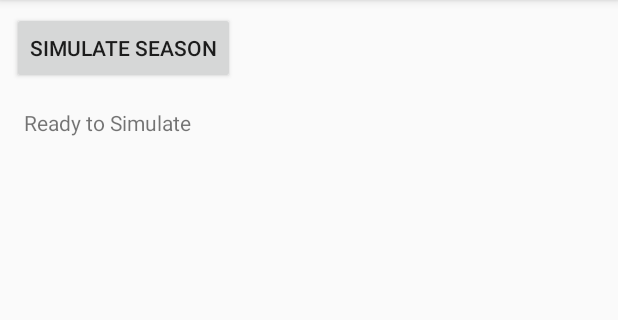
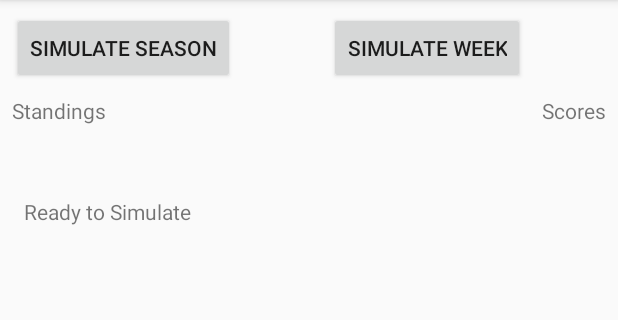
Before and after one commit to patpatchpatrick/NFLSeasonSimulator, an Android app: the screen it shows after launch (MainActivity), on a phone screen of 412 x 824 dp, the part 84-404 px from its top. Run offline under Robolectric (Android 15) with nearby library versions, the phone set to English and light mode, and no system bars; our stand-ins replace Dagger/Hilt's generated code, RxJava.

Commit message:
Add weekly simulation and display scores

```diff
--- a/app/src/main/java/io/github/patpatchpatrick/nflseasonsim/MainActivity.java
+++ b/app/src/main/java/io/github/patpatchpatrick/nflseasonsim/MainActivity.java
@@ -1,10 +1,6 @@
 package io.github.patpatchpatrick.nflseasonsim;
 
-import android.content.ContentResolver;
-import android.content.Context;
 import android.content.SharedPreferences;
-import android.database.Cursor;
-import android.os.Handler;
 import android.preference.PreferenceManager;
 import android.support.v7.app.AppCompatActivity;
 import android.os.Bundle;
@@ -12,20 +8,15 @@ import android.view.View;
 import android.widget.Button;
 import android.widget.TextView;
 
-import java.util.ArrayList;
-
-import javax.inject.Inject;
-
-import io.github.patpatchpatrick.nflseasonsim.data.SeasonSimContract;
-import io.github.patpatchpatrick.nflseasonsim.data.SimulatorModel;
 import io.github.patpatchpatrick.nflseasonsim.mvp_utils.SimulatorMvpContract;
 import io.github.patpatchpatrick.nflseasonsim.presenter.SimulatorPresenter;
-import io.github.patpatchpatrick.nflseasonsim.season_resources.Team;
 
 public class MainActivity extends AppCompatActivity implements SimulatorMvpContract.SimulatorView {
 
     Button mSimulateSeason;
-    TextView mTextView;
+    Button mSimulateWeek;
+    TextView mStandingsTextView;
+    TextView mScoresTextView;
     private SimulatorPresenter mPresenter;
     private SharedPreferences mSharedPreferences;
 
@@ -35,8 +26,10 @@ public class MainActivity extends AppCompatActivity implements SimulatorMvpContr
         super.onCreate(savedInstanceState);
         setContentView(R.layout.activity_main);
 
-        mTextView = (TextView) findViewById(R.id.test_dagger_text_view);
+        mStandingsTextView = (TextView) findViewById(R.id.standings_text_view);
+        mScoresTextView = (TextView) findViewById(R.id.scores_text_view);
         mSimulateSeason = (Button) findViewById(R.id.simulate_season_button);
+        mSimulateWeek = (Button) findViewById(R.id.simulate_week_button);
 
         //TODO inject presenter instead of instantiating it
         SimulatorPresenter presenter = new SimulatorPresenter(this);
@@ -46,20 +39,30 @@ public class MainActivity extends AppCompatActivity implements SimulatorMvpContr
         //If already initialized, load season from the database
         if (!SimulatorPresenter.seasonIsInitialized()) {
             mSimulateSeason.setEnabled(false);
-            mTextView.setText(getString(R.string.loading));
+            mSimulateWeek.setEnabled(false);
+            mStandingsTextView.setText(getString(R.string.loading));
             mPresenter.initializeSeason();
         } else {
             mSimulateSeason.setEnabled(false);
-            mTextView.setText(getString(R.string.loading));
+            mStandingsTextView.setText(getString(R.string.loading));
             mPresenter.loadSeasonFromDatabase();
         }
 
         mSimulateSeason.setOnClickListener(new View.OnClickListener() {
             @Override
             public void onClick(View view) {
-                mTextView.setText(getString(R.string.loading));
+                mStandingsTextView.setText(getString(R.string.loading));
                 mSimulateSeason.setEnabled(false);
                 mPresenter.simulateSeason();
+            }
+        });
+
+        mSimulateWeek.setOnClickListener(new View.OnClickListener() {
+            @Override
+            public void onClick(View view) {
+                mStandingsTextView.setText(getString(R.string.loading));
+                mSimulateWeek.setEnabled(false);
+                mPresenter.simulateWeek();
             }
         });
 
@@ -97,7 +100,8 @@ public class MainActivity extends AppCompatActivity implements SimulatorMvpContr
             public void run() {
 
                 mSimulateSeason.setEnabled(true);
-                mTextView.setText(getString(R.string.ready_to_simulate));
+                mSimulateWeek.setEnabled(true);
+                mStandingsTextView.setText(getString(R.string.ready_to_simulate));
                 setSeasonInitializedPreference();
             }
         });
@@ -106,14 +110,25 @@ public class MainActivity extends AppCompatActivity implements SimulatorMvpContr
     @Override
     public void onSeasonLoadedFromDb() {
         mSimulateSeason.setEnabled(true);
-        mTextView.setText(getString(R.string.ready_to_simulate));
+        mSimulateWeek.setEnabled(true);
+        mStandingsTextView.setText(getString(R.string.ready_to_simulate));
     }
 
     @Override
     public void onDisplayStandings(String standings) {
+        //Callback received from presenter to display standings after they are loaded
         mSimulateSeason.setEnabled(true);
-        mTextView.setText(standings);
+        mSimulateWeek.setEnabled(true);
+        mStandingsTextView.setText(standings);
 
+    }
+
+    @Override
+    public void onDisplayScores(String scores) {
+        //Callback received from presenter to display scores after they are loaded
+        mSimulateSeason.setEnabled(true);
+        mSimulateWeek.setEnabled(true);
+        mScoresTextView.setText(scores + mScoresTextView.getText());
     }
 
 
--- a/app/src/main/java/io/github/patpatchpatrick/nflseasonsim/data/SimulatorModel.java
+++ b/app/src/main/java/io/github/patpatchpatrick/nflseasonsim/data/SimulatorModel.java
@@ -38,9 +38,11 @@ public class SimulatorModel implements SimulatorMvpContract.SimulatorModel {
 
     private CompositeDisposable mCompositeDisposable;
 
-    public static final int QUERY_PLAYOFF = 1;
-    public static final int QUERY_REGULAR = 2;
-    public static final int QUERY_LOAD_SEASON = 3;
+    public static final int QUERY_STANDINGS_PLAYOFF = 1;
+    public static final int QUERY_STANDINGS_REGULAR = 2;
+    public static final int QUERY_STANDINGS_LOAD_SEASON = 3;
+
+    public static final int QUERY_MATCHES_ALL = 0;
 
     private Scheduler mScheduler;
 
@@ -101,7 +103,6 @@ public class SimulatorModel implements SimulatorMvpContract.SimulatorModel {
         });
 
 
-
     }
 
     @Override
@@ -115,9 +116,9 @@ public class SimulatorModel implements SimulatorMvpContract.SimulatorModel {
 
         ArrayList<Match> seasonMatches = new ArrayList<>();
         int weekNumber = 1;
-        while (weekNumber <= 17){
+        while (weekNumber <= 17) {
             ArrayList<Match> weekMatches = schedule.getWeek(weekNumber).getMatches();
-            for (Match match: weekMatches){
+            for (Match match : weekMatches) {
                 seasonMatches.add(match);
             }
             weekNumber++;
@@ -159,7 +160,6 @@ public class SimulatorModel implements SimulatorMvpContract.SimulatorModel {
                 mPresenter.matchesInserted(schedule);
             }
         });
-
 
 
     }
@@ -233,7 +233,7 @@ public class SimulatorModel implements SimulatorMvpContract.SimulatorModel {
 
         ArrayList<Team> teamArrayList = new ArrayList<>();
 
-        for (String teamName : teamList.keySet()){
+        for (String teamName : teamList.keySet()) {
             teamArrayList.add(teamList.get(teamName));
         }
 
@@ -336,7 +336,6 @@ public class SimulatorModel implements SimulatorMvpContract.SimulatorModel {
         });
 
 
-
     }
 
 
@@ -362,7 +361,7 @@ public class SimulatorModel implements SimulatorMvpContract.SimulatorModel {
 
                 int rowsUpdated = contentResolver.update(uri, values, null, null);
 
-                Log.d("Thread: " , "" + Thread.currentThread().getName());
+                Log.d("Thread: ", "" + Thread.currentThread().getName());
 
                 return rowsUpdated;
             }
@@ -451,7 +450,7 @@ public class SimulatorModel implements SimulatorMvpContract.SimulatorModel {
     }
 
     @Override
-    public void queryMatches() {
+    public void queryMatches(final int weekNumber) {
 
         //Query the matches/schedule from the database
 
@@ -468,9 +467,28 @@ public class SimulatorModel implements SimulatorMvpContract.SimulatorModel {
                         MatchEntry.COLUMN_MATCH_WEEK,
                         MatchEntry.COLUMN_MATCH_COMPLETE,
                 };
-                Cursor matchesCursor = contentResolver.query(MatchEntry.CONTENT_URI, matchesProjection,
-                        null, null,
-                        null);
+
+                Cursor matchesCursor;
+
+                //Either query all matches or query matches for a specific week, depending on the
+                //input weekNumber integer that was given
+
+                if (weekNumber == QUERY_MATCHES_ALL) {
+
+                    matchesCursor = contentResolver.query(MatchEntry.CONTENT_URI, matchesProjection,
+                            null, null,
+                            null);
+                } else {
+
+                    String selection = MatchEntry.COLUMN_MATCH_WEEK + "=?";
+                    String[] selectionArgs = new String[]{String.valueOf(weekNumber)};
+
+                    matchesCursor = contentResolver.query(MatchEntry.CONTENT_URI, matchesProjection,
+                            selection, selectionArgs,
+                            null);
+
+                }
+
                 return matchesCursor;
             }
         });
@@ -483,7 +501,7 @@ public class SimulatorModel implements SimulatorMvpContract.SimulatorModel {
 
             @Override
             public void onNext(Cursor matchesCursor) {
-                mPresenter.matchesQueried(matchesCursor);
+                mPresenter.matchesQueried(weekNumber, matchesCursor);
             }
 
             @Override
--- a/app/src/main/java/io/github/patpatchpatrick/nflseasonsim/mvp_utils/SimulatorMvpContract.java
+++ b/app/src/main/java/io/github/patpatchpatrick/nflseasonsim/mvp_utils/SimulatorMvpContract.java
@@ -17,6 +17,7 @@ public interface SimulatorMvpContract {
 
         // button events
         void onDisplayStandings(String standings);
+        void onDisplayScores(String scores);
         void onSeasonInitialized();
         void onSeasonLoadedFromDb();
     }
@@ -28,7 +29,7 @@ public interface SimulatorMvpContract {
         void loadSeasonFromDatabase();
         void teamsInserted();
         void matchesInserted(Schedule schedule);
-        void matchesQueried(Cursor matchesCursor);
+        void matchesQueried(int queryType, Cursor matchesCursor);
         void standingsUpdated(int queryType, Cursor standingsCursor);
         void destroyPresenter();
     }
@@ -41,7 +42,7 @@ public interface SimulatorMvpContract {
         void updateMatch(Match match, Uri uri);
         void updateTeam(Team team, Uri uri);
         void queryStandings(int queryType);
-        void queryMatches();
+        void queryMatches(int weekNumber);
         void destroyModel();
 
     }
--- a/app/src/main/res/layout/activity_main.xml
+++ b/app/src/main/res/layout/activity_main.xml
@@ -7,38 +7,104 @@
     tools:context=".MainActivity">
 
     <Button
+        android:id="@+id/simulate_week_button"
+        android:layout_width="wrap_content"
+        android:layout_height="wrap_content"
+        android:layout_marginEnd="8dp"
+        android:layout_marginLeft="8dp"
+        android:layout_marginRight="8dp"
+        android:layout_marginStart="8dp"
+        android:layout_marginTop="8dp"
+        android:text="Simulate Week"
+        app:layout_constraintEnd_toEndOf="parent"
+        app:layout_constraintStart_toEndOf="@+id/simulate_season_button"
+        app:layout_constraintTop_toTopOf="parent" />
+
+    <Button
         android:id="@+id/simulate_season_button"
         android:layout_width="wrap_content"
         android:layout_height="wrap_content"
         android:layout_marginLeft="8dp"
         android:layout_marginStart="8dp"
         android:layout_marginTop="8dp"
+        android:enabled="true"
         android:text="Simulate Season"
-        android:enabled="true"
         app:layout_constraintStart_toStartOf="parent"
         app:layout_constraintTop_toTopOf="parent" />
 
-    <ScrollView
+    <TextView
+        android:id="@+id/standings_header"
         android:layout_width="wrap_content"
         android:layout_height="wrap_content"
         android:layout_marginLeft="8dp"
         android:layout_marginStart="8dp"
         android:layout_marginTop="8dp"
+        android:text="Standings"
         app:layout_constraintStart_toStartOf="parent"
-        app:layout_constraintTop_toBottomOf="@+id/simulate_season_button">
+        app:layout_constraintTop_toBottomOf="@+id/simulate_season_button" />
+
+    <TextView
+        android:layout_width="wrap_content"
+        android:layout_height="wrap_content"
+        android:id="@+id/scores_header"
+        android:layout_marginEnd="8dp"
+        android:layout_marginRight="8dp"
+        android:layout_marginTop="8dp"
+        android:text="Scores"
+        app:layout_constraintEnd_toEndOf="parent"
+        app:layout_constraintTop_toBottomOf="@+id/simulate_week_button" />
+
+
+    <ScrollView
+        android:layout_width="wrap_content"
+        android:layout_height="wrap_content"
+        android:layout_marginBottom="8dp"
+        android:layout_marginLeft="8dp"
+        android:layout_marginStart="8dp"
+        android:layout_marginTop="8dp"
+        app:layout_constraintBottom_toBottomOf="parent"
+        app:layout_constraintStart_toStartOf="parent"
+        app:layout_constraintTop_toBottomOf="@+id/standings_header"
+        app:layout_constraintVertical_bias="0.050000012">
+
 
         <TextView
-            android:id="@+id/test_dagger_text_view"
+            android:id="@+id/standings_text_view"
+            android:layout_width="wrap_content"
+            android:layout_height="wrap_content"
+            android:layout_marginLeft="8dp"
+            android:layout_marginStart="8dp"
+            android:layout_marginTop="8dp"
+            android:text="@string/ready_to_simulate"
+            app:layout_constraintStart_toStartOf="parent"
+            app:layout_constraintTop_toTopOf="parent" />
+
+    </ScrollView>
+
+
+    <ScrollView
+        android:layout_width="wrap_content"
+        android:layout_height="wrap_content"
+        android:layout_marginBottom="8dp"
+        android:layout_marginEnd="8dp"
+        android:layout_marginRight="8dp"
+        android:layout_marginTop="8dp"
+        app:layout_constraintBottom_toBottomOf="parent"
+        app:layout_constraintEnd_toEndOf="parent"
+        app:layout_constraintTop_toBottomOf="@+id/scores_header"
+        app:layout_constraintVertical_bias="0.050000012">
+
+
+        <TextView
+            android:id="@+id/scores_text_view"
             android:layout_width="wrap_content"
             android:layout_height="wrap_content"
             android:layout_marginLeft="8dp"
             android:layout_marginStart="8dp"
             android:layout_marginTop="8dp"
             app:layout_constraintStart_toStartOf="parent"
-            app:layout_constraintTop_toTopOf="parent"
-            android:text="@string/ready_to_simulate" />
+            app:layout_constraintTop_toTopOf="parent" />
 
     </ScrollView>
 
-
 </android.support.constraint.ConstraintLayout>
```
Also changed, not shown: app/src/main/java/io/github/patpatchpatrick/nflseasonsim/presenter/SimulatorPresenter.java (+46 -37 lines).
